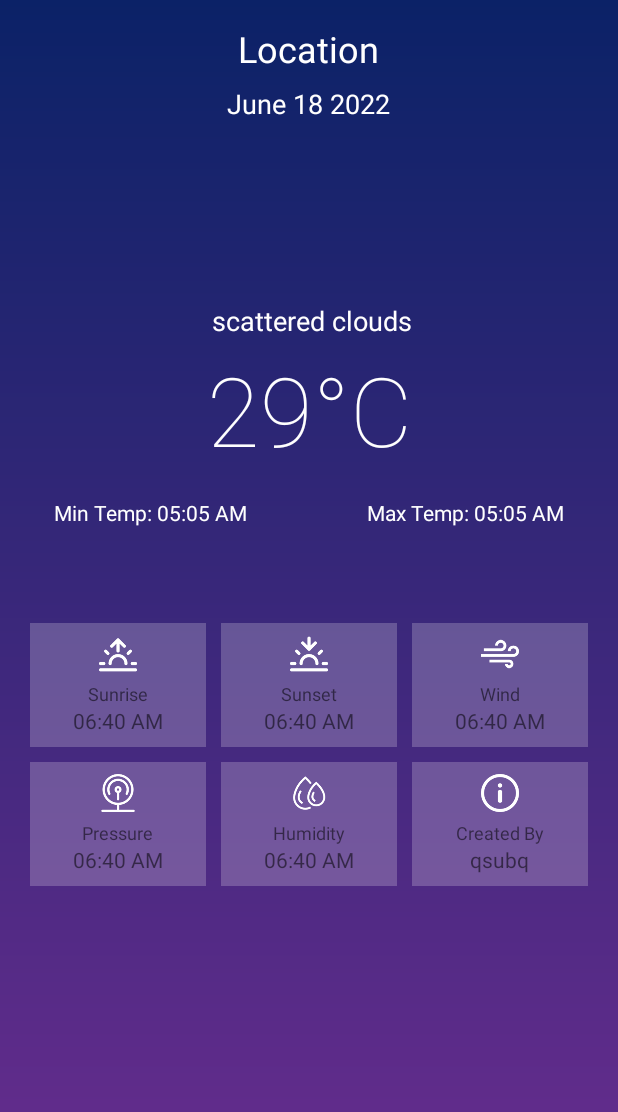
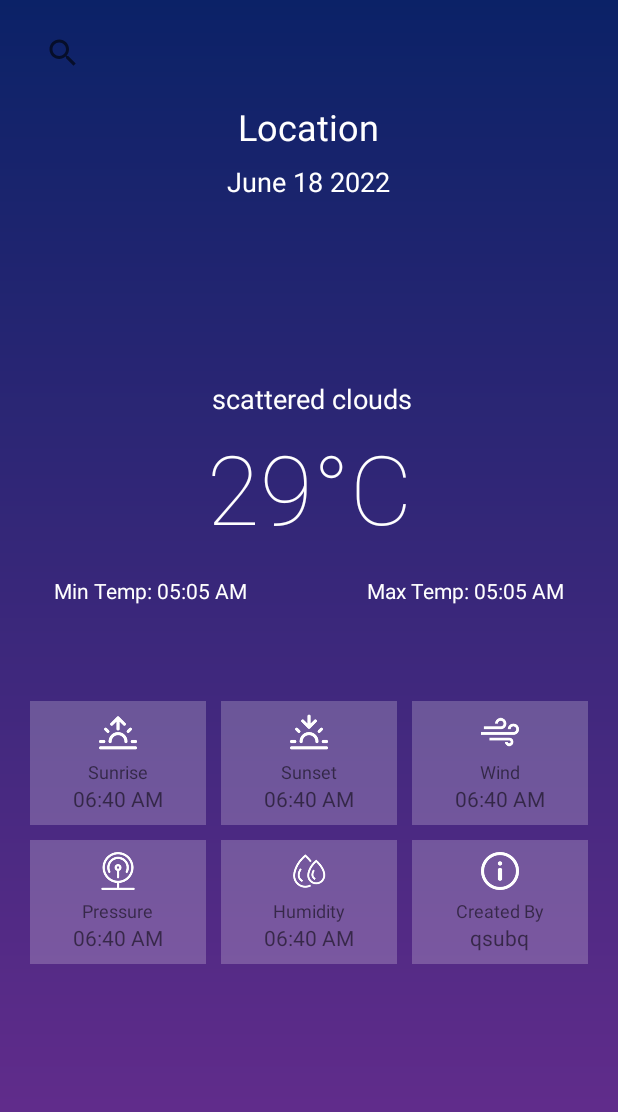
Before and after one commit to qsubq/MultiApp, an Android app: the layout fragment_weather.xml on its own in the app's theme, with its tools: preview values and no code run, on a phone screen of 412 x 824 dp. Shown: the top 1112 px of the screen. Run offline under Robolectric (Android 15) with nearby library versions, the phone set to English and light mode, and no system bars.

Commit message:
search view

```diff
--- a/app/src/main/java/com/github/qsubq/multiapp/app/presentation/screen/WeatherViewModel.kt
+++ b/app/src/main/java/com/github/qsubq/multiapp/app/presentation/screen/WeatherViewModel.kt
@@ -18,9 +18,9 @@ class WeatherViewModel @Inject constructor(private val GetWeatherDataUseCase: Ge
     var weatherLiveData = MutableLiveData<WeatherModel>()
     var errorLiveData = MutableLiveData<String>()
 
-    fun getWeatherInfo() {
+    fun getWeatherInfo(city:String) {
         viewModelScope.launch {
-            when (val response = GetWeatherDataUseCase.invoke()) {
+            when (val response = GetWeatherDataUseCase.invoke(city)) {
                 is WeatherRepositoryImpl.NetworkResult.Success ->  weatherLiveData.value = response.data
                 is WeatherRepositoryImpl.NetworkResult.Error -> errorLiveData.value = "${response.code} ${response.message}"
                 is WeatherRepositoryImpl.NetworkResult.Exception -> errorLiveData.value = "${response.e.message}"
--- a/app/src/main/java/com/github/qsubq/multiapp/data/api/ApiService.kt
+++ b/app/src/main/java/com/github/qsubq/multiapp/data/api/ApiService.kt
@@ -3,12 +3,14 @@ package com.github.qsubq.multiapp.data.api
 import com.github.qsubq.multiapp.domain.model.WeatherModel
 import retrofit2.Response
 import retrofit2.http.GET
+import retrofit2.http.Path
+import retrofit2.http.Query
 
 
 interface ApiService {
 
-    @GET("data/2.5/weather?q=saransk&units=metric&appid=$apiKey")
-    suspend fun getWeatherInfo(): Response<WeatherModel>
+    @GET("data/2.5/weather?&units=metric&appid=$apiKey")
+    suspend fun getWeatherInfo(@Query("q") city : String): Response<WeatherModel>
 
     companion object {
         private const val apiKey = "360de6a306b1768b074c7773a2846a1f"
--- a/app/src/main/java/com/github/qsubq/multiapp/data/repository/WeatherRepositoryImpl.kt
+++ b/app/src/main/java/com/github/qsubq/multiapp/data/repository/WeatherRepositoryImpl.kt
@@ -8,8 +8,8 @@ import retrofit2.Response
 import javax.inject.Inject
 
 class WeatherRepositoryImpl @Inject constructor(private val api: ApiService) : WeatherRepository {
-    override suspend fun getWeatherData(): NetworkResult<WeatherModel> {
-        return handleApi { api.getWeatherInfo() }
+    override suspend fun getWeatherData(city:String): NetworkResult<WeatherModel> {
+        return handleApi { api.getWeatherInfo(city) }
     }
 
 
--- a/app/src/main/java/com/github/qsubq/multiapp/domain/repository/WeatherRepository.kt
+++ b/app/src/main/java/com/github/qsubq/multiapp/domain/repository/WeatherRepository.kt
@@ -4,5 +4,5 @@ import com.github.qsubq.multiapp.data.repository.WeatherRepositoryImpl
 import com.github.qsubq.multiapp.domain.model.WeatherModel
 
 interface WeatherRepository {
-    suspend fun getWeatherData(): WeatherRepositoryImpl.NetworkResult<WeatherModel>
+    suspend fun getWeatherData(city: String): WeatherRepositoryImpl.NetworkResult<WeatherModel>
 }
--- a/app/src/main/java/com/github/qsubq/multiapp/domain/useCase/GetWeatherDataUseCase.kt
+++ b/app/src/main/java/com/github/qsubq/multiapp/domain/useCase/GetWeatherDataUseCase.kt
@@ -4,5 +4,5 @@ import com.github.qsubq.multiapp.domain.repository.WeatherRepository
 import javax.inject.Inject
 
 class GetWeatherDataUseCase @Inject constructor(private val repository: WeatherRepository){
-    suspend operator fun invoke() = repository.getWeatherData()
+    suspend operator fun invoke(city:String) = repository.getWeatherData(city)
 }
--- a/app/src/main/res/layout/fragment_weather.xml
+++ b/app/src/main/res/layout/fragment_weather.xml
@@ -12,23 +12,39 @@
         android:layout_width="match_parent"
         android:layout_height="wrap_content">
 
+
+        <androidx.appcompat.widget.SearchView
+            android:id="@+id/searchView"
+            android:layout_width="match_parent"
+            android:layout_height="30dp"
+            android:layout_marginStart="18dp"
+            android:layout_marginTop="20dp"
+            android:layout_marginEnd="18dp"
+            android:textColor="@color/white"
+            android:textSize="24sp"
+            app:layout_constraintEnd_toEndOf="parent"
+            app:layout_constraintHorizontal_bias="0.477"
+            app:layout_constraintStart_toStartOf="parent"
+            app:layout_constraintTop_toTopOf="parent"
+            tools:text="Location" />
+
         <com.google.android.material.textview.MaterialTextView
-            android:id="@+id/location_tv"
+            android:id="@+id/location"
             android:layout_width="wrap_content"
             android:layout_height="wrap_content"
             android:layout_marginStart="160dp"
-            android:layout_marginTop="16dp"
+            android:layout_marginTop="48dp"
             android:layout_marginEnd="159dp"
             android:textColor="@color/white"
             android:textSize="24sp"
             app:layout_constraintEnd_toEndOf="parent"
             app:layout_constraintHorizontal_bias="1.0"
             app:layout_constraintStart_toStartOf="parent"
-            app:layout_constraintTop_toTopOf="parent"
+            app:layout_constraintTop_toTopOf="@id/searchView"
             tools:text="Location" />
 
         <com.google.android.material.textview.MaterialTextView
-            android:id="@+id/updated_at_tv"
+            android:id="@+id/updated_at"
             android:layout_width="wrap_content"
             android:layout_height="wrap_content"
             android:layout_marginStart="160dp"
@@ -39,7 +55,7 @@
             app:layout_constraintEnd_toEndOf="parent"
             app:layout_constraintHorizontal_bias="0.562"
             app:layout_constraintStart_toStartOf="parent"
-            app:layout_constraintTop_toBottomOf="@+id/location_tv"
+            app:layout_constraintTop_toBottomOf="@+id/location"
             tools:text="June 18 2022" />
 
         <com.google.android.material.textview.MaterialTextView
@@ -55,7 +71,7 @@
             app:layout_constraintEnd_toEndOf="parent"
             app:layout_constraintHorizontal_bias="0.457"
             app:layout_constraintStart_toStartOf="parent"
-            app:layout_constraintTop_toBottomOf="@+id/updated_at_tv"
+            app:layout_constraintTop_toBottomOf="@+id/updated_at"
             tools:text="scattered clouds" />
 
         <com.google.android.material.textview.MaterialTextView
```
Also changed, not shown: app/src/main/java/com/github/qsubq/multiapp/app/presentation/screen/WeatherFragment.kt (+22 -15 lines).
